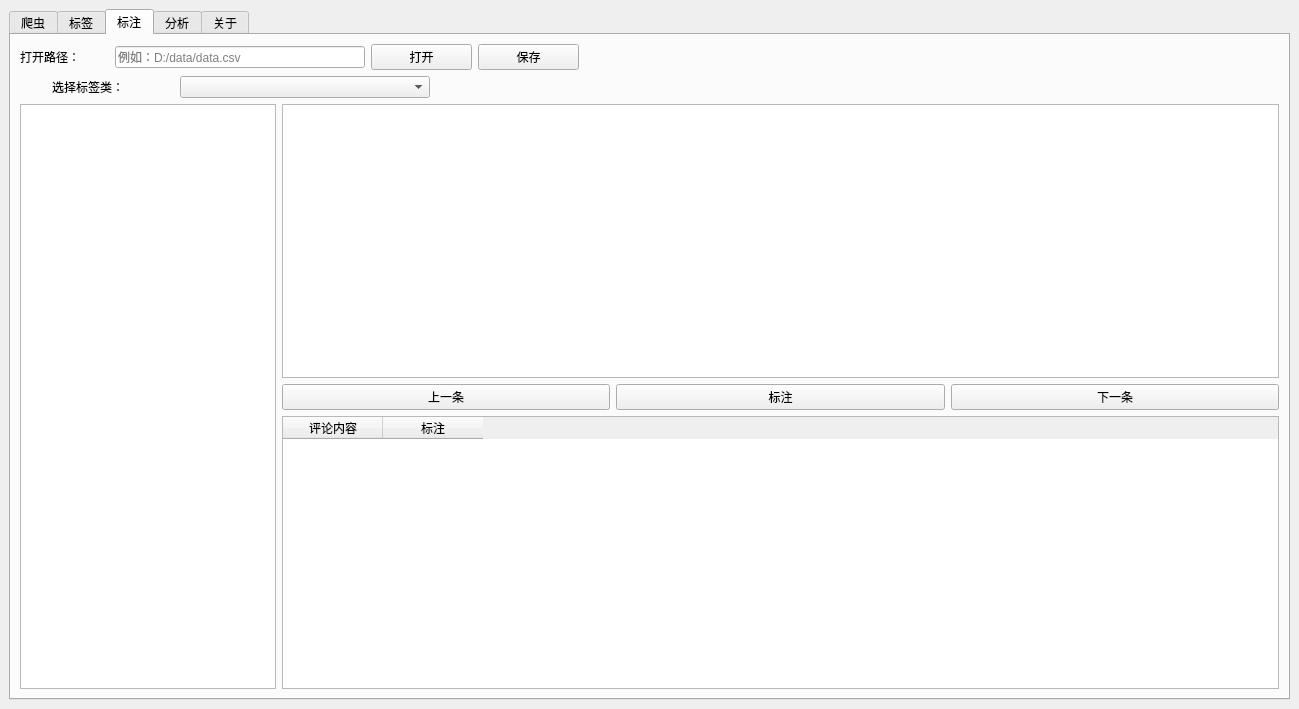
Qt form code/MainUI.ui (Group-9-homwork/HomeWork) before a commit.
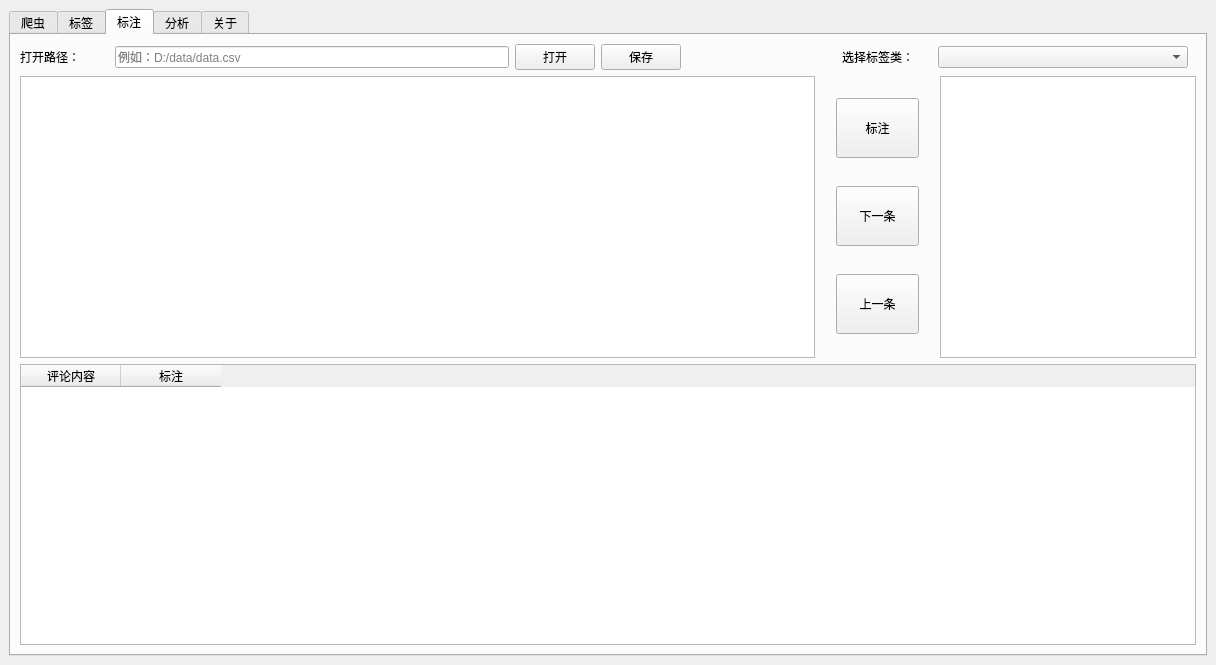
The same form after that commit. The open tabs and pages were chosen to show the change.

Commit message: 修改爬虫、标签、标注

```diff
--- a/code/MainUI.ui
+++ b/code/MainUI.ui
@@ -6,8 +6,8 @@
    <rect>
     <x>0</x>
     <y>0</y>
-    <width>1299</width>
-    <height>709</height>
+    <width>1216</width>
+    <height>665</height>
    </rect>
   </property>
   <property name="windowTitle">
@@ -268,13 +268,16 @@
        <attribute name="title">
         <string>标注</string>
        </attribute>
-       <layout class="QHBoxLayout" name="horizontalLayout_14">
-        <item>
-         <layout class="QVBoxLayout" name="ann_vL_1">
+       <layout class="QGridLayout" name="gridLayout">
+        <item row="0" column="0">
+         <layout class="QVBoxLayout" name="verticalLayout_3">
           <item>
            <layout class="QHBoxLayout" name="ann_hL_2">
+            <property name="spacing">
+             <number>6</number>
+            </property>
             <property name="rightMargin">
-             <number>700</number>
+             <number>8</number>
             </property>
             <item>
              <widget class="QLabel" name="ann_l_path">
@@ -298,17 +301,23 @@
             <item>
              <widget class="QLineEdit" name="remark_lE_path">
               <property name="sizePolicy">
-               <sizepolicy hsizetype="Fixed" vsizetype="Fixed">
-                <horstretch>0</horstretch>
+               <sizepolicy hsizetype="Minimum" vsizetype="Fixed">
+                <horstretch>10</horstretch>
                 <verstretch>0</verstretch>
                </sizepolicy>
               </property>
               <property name="minimumSize">
                <size>
-                <width>250</width>
+                <width>140</width>
                 <height>0</height>
                </size>
               </property>
+              <property name="maximumSize">
+               <size>
+                <width>16777211</width>
+                <height>16777215</height>
+               </size>
+              </property>
               <property name="placeholderText">
                <string>例如：D:/data/data.csv</string>
               </property>
@@ -317,8 +326,8 @@
             <item>
              <widget class="QPushButton" name="remark_pB_open">
               <property name="sizePolicy">
-               <sizepolicy hsizetype="Minimum" vsizetype="Fixed">
-                <horstretch>0</horstretch>
+               <sizepolicy hsizetype="Fixed" vsizetype="Fixed">
+                <horstretch>1</horstretch>
                 <verstretch>0</verstretch>
                </sizepolicy>
               </property>
@@ -335,23 +344,38 @@
             </item>
             <item>
              <widget class="QPushButton" name="remark_pB_save">
+              <property name="sizePolicy">
+               <sizepolicy hsizetype="Fixed" vsizetype="Fixed">
+                <horstretch>1</horstretch>
+                <verstretch>0</verstretch>
+               </sizepolicy>
+              </property>
               <property name="text">
                <string>保存</string>
               </property>
              </widget>
             </item>
-           </layout>
-          </item>
-          <item>
-           <layout class="QHBoxLayout" name="ann_hL_3">
-            <property name="rightMargin">
-             <number>815</number>
-            </property>
+            <item>
+             <spacer name="horizontalSpacer">
+              <property name="orientation">
+               <enum>Qt::Horizontal</enum>
+              </property>
+              <property name="sizeType">
+               <enum>QSizePolicy::Fixed</enum>
+              </property>
+              <property name="sizeHint" stdset="0">
+               <size>
+                <width>155</width>
+                <height>20</height>
+               </size>
+              </property>
+             </spacer>
+            </item>
             <item>
              <widget class="QLabel" name="ann_l_class">
               <property name="sizePolicy">
-               <sizepolicy hsizetype="Fixed" vsizetype="Preferred">
-                <horstretch>0</horstretch>
+               <sizepolicy hsizetype="Expanding" vsizetype="Preferred">
+                <horstretch>1</horstretch>
                 <verstretch>0</verstretch>
                </sizepolicy>
               </property>
@@ -369,8 +393,8 @@
             <item>
              <widget class="QComboBox" name="remark_cB_class">
               <property name="sizePolicy">
-               <sizepolicy hsizetype="Fixed" vsizetype="Fixed">
-                <horstretch>0</horstretch>
+               <sizepolicy hsizetype="Expanding" vsizetype="Fixed">
+                <horstretch>1</horstretch>
                 <verstretch>0</verstretch>
                </sizepolicy>
               </property>
@@ -385,39 +409,53 @@
            </layout>
           </item>
           <item>
-           <layout class="QHBoxLayout" name="ann_hL_4">
+           <layout class="QVBoxLayout" name="verticalLayout_2">
             <item>
-             <widget class="QListWidget" name="remark_lW_label">
-              <property name="sizePolicy">
-               <sizepolicy hsizetype="Minimum" vsizetype="Expanding">
-                <horstretch>0</horstretch>
-                <verstretch>0</verstretch>
-               </sizepolicy>
-              </property>
-              <property name="minimumSize">
-               <size>
-                <width>0</width>
-                <height>0</height>
-               </size>
-              </property>
-             </widget>
-            </item>
-            <item>
-             <layout class="QVBoxLayout" name="ann_vL_5">
+             <layout class="QHBoxLayout" name="horizontalLayout_3">
               <item>
-               <widget class="QListWidget" name="remark_lW_message"/>
+               <widget class="QListWidget" name="remark_lW_message">
+                <property name="sizePolicy">
+                 <sizepolicy hsizetype="Fixed" vsizetype="Expanding">
+                  <horstretch>0</horstretch>
+                  <verstretch>0</verstretch>
+                 </sizepolicy>
+                </property>
+                <property name="minimumSize">
+                 <size>
+                  <width>795</width>
+                  <height>0</height>
+                 </size>
+                </property>
+               </widget>
               </item>
               <item>
-               <layout class="QHBoxLayout" name="ann_hL_6">
-                <item>
-                 <widget class="QPushButton" name="ann_pB_pre">
-                  <property name="text">
-                   <string>上一条</string>
-                  </property>
-                 </widget>
-                </item>
+               <layout class="QVBoxLayout" name="verticalLayout">
+                <property name="leftMargin">
+                 <number>15</number>
+                </property>
+                <property name="topMargin">
+                 <number>0</number>
+                </property>
+                <property name="rightMargin">
+                 <number>15</number>
+                </property>
+                <property name="bottomMargin">
+                 <number>0</number>
+                </property>
                 <item>
                  <widget class="QPushButton" name="ann_pB_yes">
+                  <property name="sizePolicy">
+                   <sizepolicy hsizetype="Ignored" vsizetype="Fixed">
+                    <horstretch>0</horstretch>
+                    <verstretch>0</verstretch>
+                   </sizepolicy>
+                  </property>
+                  <property name="minimumSize">
+                   <size>
+                    <width>60</width>
+                    <height>60</height>
+                   </size>
+                  </property>
                   <property name="text">
                    <string>标注</string>
                   </property>
@@ -425,29 +463,76 @@
                 </item>
                 <item>
                  <widget class="QPushButton" name="ann_pB_next">
+                  <property name="sizePolicy">
+                   <sizepolicy hsizetype="Ignored" vsizetype="Fixed">
+                    <horstretch>0</horstretch>
+                    <verstretch>0</verstretch>
+                   </sizepolicy>
+                  </property>
+                  <property name="minimumSize">
+                   <size>
+                    <width>60</width>
+                    <height>60</height>
+                   </size>
+                  </property>
                   <property name="text">
                    <string>下一条</string>
                   </property>
                  </widget>
                 </item>
+                <item>
+                 <widget class="QPushButton" name="ann_pB_pre">
+                  <property name="sizePolicy">
+                   <sizepolicy hsizetype="Ignored" vsizetype="Fixed">
+                    <horstretch>0</horstretch>
+                    <verstretch>0</verstretch>
+                   </sizepolicy>
+                  </property>
+                  <property name="minimumSize">
+                   <size>
+                    <width>60</width>
+                    <height>60</height>
+                   </size>
+                  </property>
+                  <property name="text">
+                   <string>上一条</string>
+                  </property>
+                 </widget>
+                </item>
                </layout>
               </item>
               <item>
-               <widget class="QTableWidget" name="remark_lW_list">
-                <column>
-                 <property name="text">
-                  <string>评论内容</string>
-                 </property>
-                </column>
-                <column>
-                 <property name="text">
-                  <string>标注</string>
-                 </property>
-                </column>
+               <widget class="QListWidget" name="remark_lW_label">
+                <property name="sizePolicy">
+                 <sizepolicy hsizetype="Fixed" vsizetype="Expanding">
+                  <horstretch>0</horstretch>
+                  <verstretch>0</verstretch>
+                 </sizepolicy>
+                </property>
+                <property name="minimumSize">
+                 <size>
+                  <width>125</width>
+                  <height>0</height>
+                 </size>
+                </property>
                </widget>
               </item>
              </layout>
             </item>
+            <item>
+             <widget class="QTableWidget" name="remark_lW_list">
+              <column>
+               <property name="text">
+                <string>评论内容</string>
+               </property>
+              </column>
+              <column>
+               <property name="text">
+                <string>标注</string>
+               </property>
+              </column>
+             </widget>
+            </item>
            </layout>
           </item>
          </layout>
```
Left out of the diff: 4 changed lines with no effect on the pictures. The commit also changes 1 other file.
